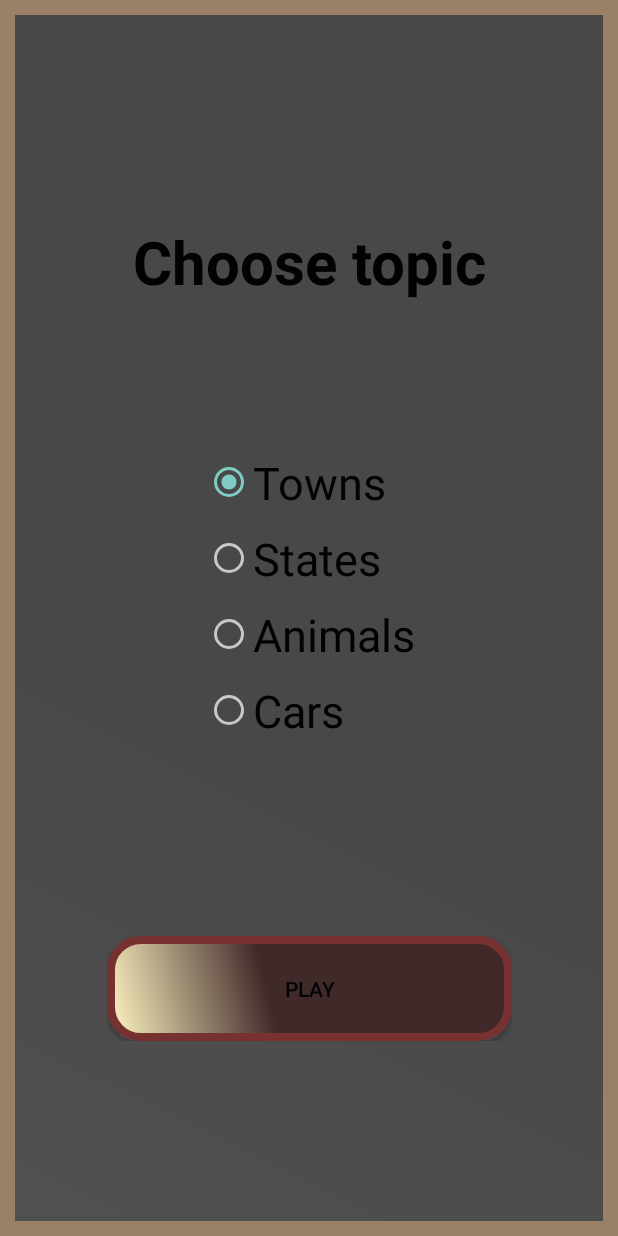
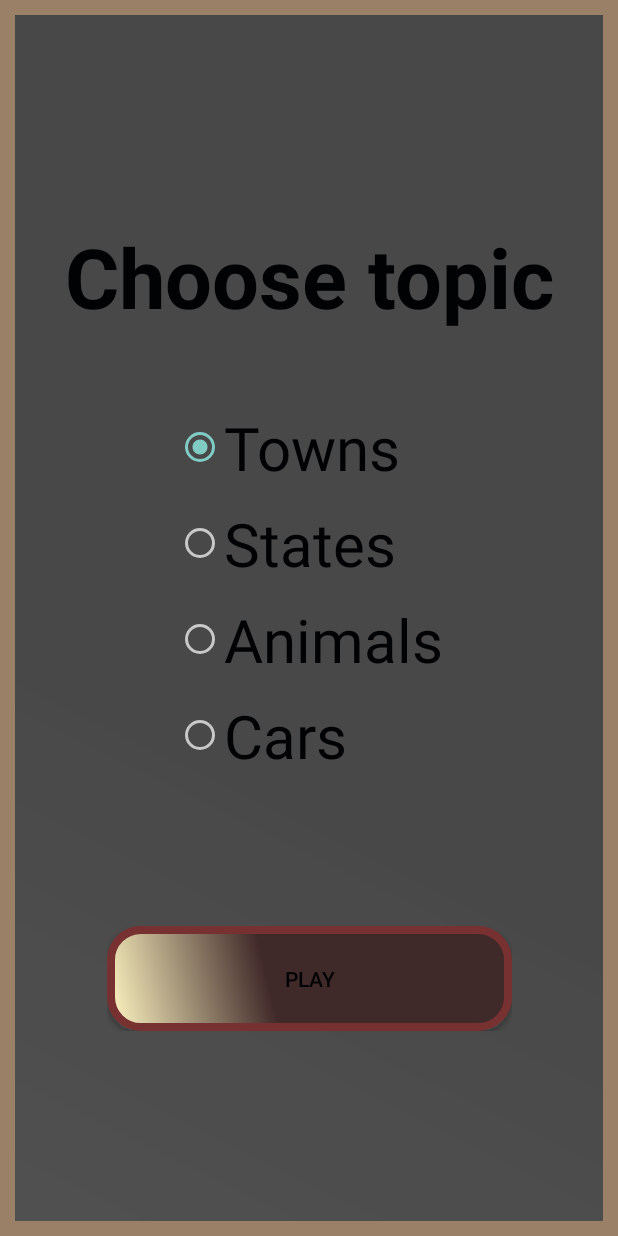
Before and after one commit to LaunDan/Gallows, an Android app: the TopicActivity screen opened directly, with no data from a screen before it, on a phone screen of 412 x 824 dp. Run offline under Robolectric (Android 15) with nearby library versions, the phone set to English and light mode, and no system bars.

Commit message:
edit view of topic

```diff
--- a/app/src/main/res/layout/activity_topic.xml
+++ b/app/src/main/res/layout/activity_topic.xml
@@ -31,14 +31,14 @@
                 android:layout_width="wrap_content"
                 android:layout_height="wrap_content"
                 android:text="Choose topic"
-                android:textSize="40dp"
+                android:textSize="55dp"
                 android:textStyle="bold"
                 android:textColor="@color/colorBlack"/>
         </TableRow>
 
         <Space
             android:layout_width="match_parent"
-            android:layout_height="100dp" />
+            android:layout_height="50dp" />
 
         <RadioGroup
             android:id="@+id/radioGroup"
@@ -52,7 +52,7 @@
                 android:layout_height="wrap_content"
                 android:checked="true"
                 android:text="Towns"
-                android:textSize="30dp"
+                android:textSize="40dp"
                 android:textColor="@color/colorBlack"/>
 
             <Space
@@ -64,7 +64,7 @@
                 android:layout_width="match_parent"
                 android:layout_height="wrap_content"
                 android:text="States"
-                android:textSize="30dp"
+                android:textSize="40dp"
                 android:textColor="@color/colorBlack"/>
 
             <Space
@@ -76,7 +76,7 @@
                 android:layout_width="match_parent"
                 android:layout_height="wrap_content"
                 android:text="Animals"
-                android:textSize="30dp"
+                android:textSize="40dp"
                 android:textColor="@color/colorBlack"/>
 
             <Space
@@ -88,13 +88,13 @@
                 android:layout_width="match_parent"
                 android:layout_height="wrap_content"
                 android:text="Cars"
-                android:textSize="30dp"
+                android:textSize="40dp"
                 android:textColor="@color/colorBlack"/>
         </RadioGroup>
 
         <Space
             android:layout_width="match_parent"
-            android:layout_height="130dp" />
+            android:layout_height="100dp" />
 
         <TableRow
             android:layout_width="wrap_content"
```
